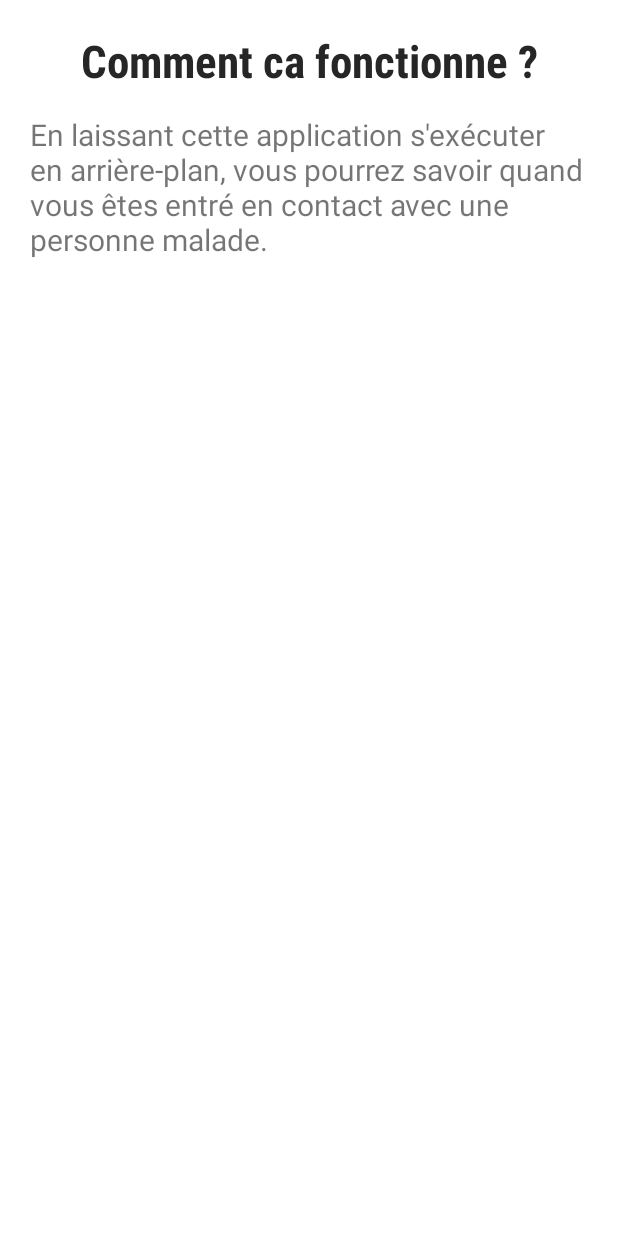
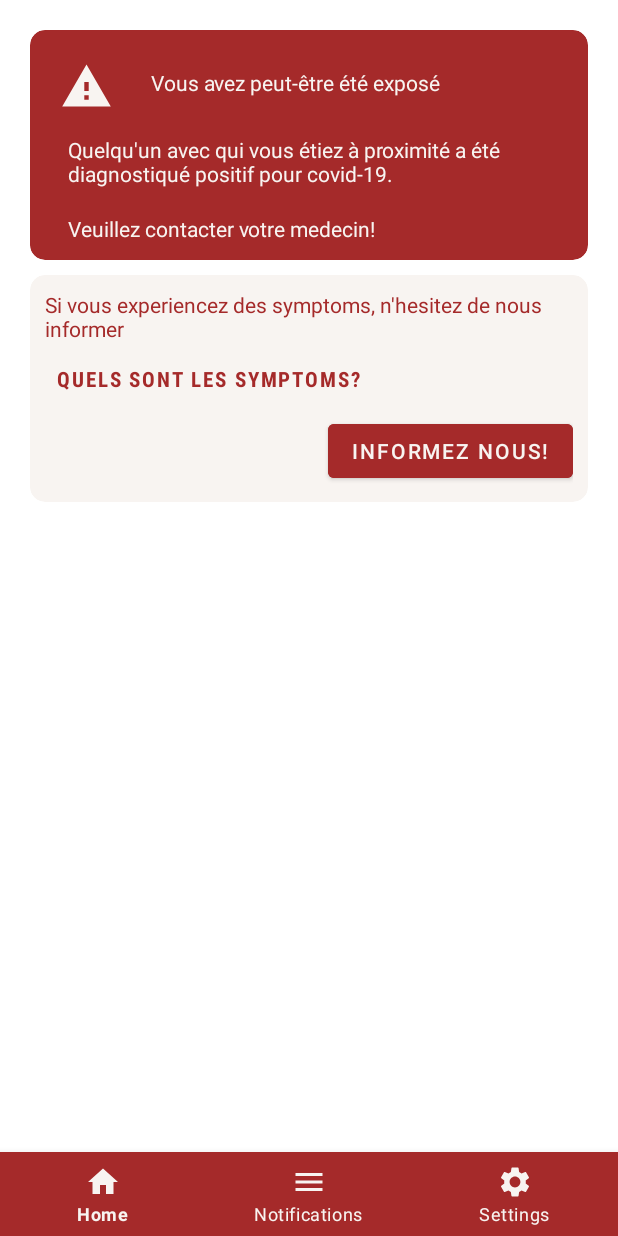
Before and after one commit to outcast292/EST-SFE-CovidTracker-app, an Android app: the LoggedInActivity screen opened directly, with no data from a screen before it, on a phone screen of 412 x 824 dp. Run offline under Robolectric (Android 15) with nearby library versions, the phone set to English and light mode, and no system bars.

Commit message:
main activity / bottom menu and cardviews

```diff
--- a/app/build.gradle
+++ b/app/build.gradle
@@ -25,6 +25,7 @@ dependencies {
     implementation 'androidx.appcompat:appcompat:1.0.2'
     implementation 'androidx.constraintlayout:constraintlayout:1.1.3'
     implementation 'com.google.android.material:material:1.2.0-alpha05'
+    implementation 'androidx.legacy:legacy-support-v4:1.0.0'
     testImplementation 'junit:junit:4.12'
     androidTestImplementation 'androidx.test.ext:junit:1.1.0'
     androidTestImplementation 'androidx.test.espresso:espresso-core:3.1.1'
@@ -35,5 +36,6 @@ dependencies {
     implementation 'com.google.android.gms:play-services-nearby:17.0.0'
     implementation 'com.google.android.gms:play-services-maps:17.0.0'
     implementation 'com.google.android.gms:play-services-location:17.0.0'
+    implementation 'com.android.support:cardview-v7:28.0.0'
 
 }
--- a/app/src/main/java/com/example/covidtracker/LoggedInActivity.java
+++ /dev/null
@@ -1,43 +0,0 @@
-package com.example.covidtracker;
-
-import androidx.appcompat.app.AppCompatActivity;
-
-import android.content.Context;
-import android.content.Intent;
-import android.content.SharedPreferences;
-import android.os.Bundle;
-import android.util.Log;
-import android.view.View;
-import android.widget.TextView;
-
-import com.example.covidtracker.dbhelpers.FirebaseDatabaseHelper;
-
-public class LoggedInActivity extends AppCompatActivity {
-
-    TextView uid;
-    private String myUserUID;
-
-
-    @Override
-    protected void onCreate(Bundle savedInstanceState) {
-        super.onCreate(savedInstanceState);
-        setContentView(R.layout.activity_logged_in);
-
-        Intent serviceIntent = new Intent(getApplicationContext(), NearbyTrackingService.class);
-        startService(serviceIntent);
-
-
-
-
-    }
-
-    public void meetbtn(View v){
-
-        SharedPreferences prefs = this.getSharedPreferences(getString(R.string.preference_file_key), Context.MODE_PRIVATE);
-        myUserUID = prefs.getString(getString(R.string.UID), "None");
-
-        Log.e("TAG", "" + myUserUID );
-
-
-    }
-}
--- a/app/src/main/java/com/example/covidtracker/HelperActivity.java
+++ b/app/src/main/java/com/example/covidtracker/activities/HelperActivity.java
@@ -1,4 +1,4 @@
-package com.example.covidtracker;
+package com.example.covidtracker.activities;
 
 import androidx.appcompat.app.AppCompatActivity;
 
@@ -6,6 +6,8 @@ import android.content.Context;
 import android.content.Intent;
 import android.content.SharedPreferences;
 import android.os.Bundle;
+
+import com.example.covidtracker.R;
 
 public class HelperActivity extends AppCompatActivity {
 
--- /dev/null
+++ b/app/src/main/java/com/example/covidtracker/activities/LoggedInActivity.java
@@ -0,0 +1,72 @@
+package com.example.covidtracker.activities;
+
+import androidx.annotation.NonNull;
+import androidx.appcompat.app.AppCompatActivity;
+import androidx.fragment.app.Fragment;
+
+import android.content.Context;
+import android.content.Intent;
+import android.content.SharedPreferences;
+import android.os.Bundle;
+import android.util.Log;
+import android.view.MenuItem;
+import android.view.View;
+import android.widget.TextView;
+import android.widget.Toast;
+
+import com.example.covidtracker.NearbyTrackingService;
+import com.example.covidtracker.R;
+import com.example.covidtracker.dbhelpers.FirebaseDatabaseHelper;
+import com.example.covidtracker.homeFragment;
+import com.google.android.material.bottomnavigation.BottomNavigationMenu;
+import com.google.android.material.bottomnavigation.BottomNavigationView;
+
+public class LoggedInActivity extends AppCompatActivity {
+
+    TextView uid;
+    private String myUserUID;
+
+
+    @Override
+    protected void onCreate(Bundle savedInstanceState) {
+        super.onCreate(savedInstanceState);
+        setContentView(R.layout.activity_logged_in);
+
+        Intent serviceIntent = new Intent(getApplicationContext(), NearbyTrackingService.class);
+        startService(serviceIntent);
+
+
+        BottomNavigationView botnav = findViewById(R.id.bottom_navigation);
+        botnav.setOnNavigationItemSelectedListener(navListener);
+
+    }
+
+    public void showSymptoms(View v){
+
+        Toast.makeText(this, "page des symptoms", Toast.LENGTH_LONG).show();
+    }
+
+    public void sendRapport(View v){
+        Toast.makeText(this, "Nous avons recu votre message!", Toast.LENGTH_LONG).show();
+    }
+
+
+    private BottomNavigationView.OnNavigationItemSelectedListener navListener =
+            new BottomNavigationView.OnNavigationItemSelectedListener() {
+                @Override
+                public boolean onNavigationItemSelected(@NonNull MenuItem item) {
+                    Fragment selectedFrag = null;
+
+                    switch (item.getItemId()){
+                        case R.id.nav_home:
+                            selectedFrag = new homeFragment();
+
+                    }
+
+                    getSupportFragmentManager().beginTransaction().replace(R.id.fragment,selectedFrag).commit();
+
+                    return true;
+                }
+            };
+
+}
--- a/app/src/main/java/com/example/covidtracker/registerActivity.java
+++ b/app/src/main/java/com/example/covidtracker/activities/registerActivity.java
@@ -1,4 +1,4 @@
-package com.example.covidtracker;
+package com.example.covidtracker.activities;
 
 import androidx.annotation.NonNull;
 import androidx.appcompat.app.AppCompatActivity;
--- /dev/null
+++ b/app/src/main/java/com/example/covidtracker/homeFragment.java
@@ -0,0 +1,44 @@
+package com.example.covidtracker;
+
+import android.content.BroadcastReceiver;
+import android.content.Context;
+import android.content.Intent;
+import android.os.Bundle;
+
+import androidx.annotation.NonNull;
+import androidx.annotation.Nullable;
+import androidx.cardview.widget.CardView;
+import androidx.fragment.app.Fragment;
+
+import android.util.Log;
+import android.view.LayoutInflater;
+import android.view.View;
+import android.view.ViewGroup;
+import android.widget.Toast;
+
+
+public class homeFragment extends Fragment {
+    private boolean serviceStatus = false;
+    CardView serviceState ;
+    private static final String TAG = "homeFragment" ;
+
+
+    @Nullable
+    @Override
+    public View onCreateView(@NonNull LayoutInflater inflater, @Nullable ViewGroup container, @Nullable Bundle savedInstanceState) {
+
+        return inflater.inflate(R.layout.fragment_home, container, false);
+    }
+
+    private BroadcastReceiver receiver = new BroadcastReceiver() {
+
+        @Override
+        public void onReceive(Context context, Intent intent) {
+
+            Log.d(TAG, "onReceive: " + intent.toString());
+        }
+    };
+
+
+
+}
--- /dev/null
+++ b/app/src/main/res/drawable/ic_menu_24px.xml
@@ -0,0 +1,9 @@
+<vector xmlns:android="http://schemas.android.com/apk/res/android"
+    android:width="24dp"
+    android:height="24dp"
+    android:viewportWidth="24"
+    android:viewportHeight="24">
+  <path
+      android:fillColor="#FF000000"
+      android:pathData="M3,18h18v-2L3,16v2zM3,13h18v-2L3,11v2zM3,6v2h18L21,6L3,6z"/>
+</vector>
--- /dev/null
+++ b/app/src/main/res/drawable/ic_report_problem_24px.xml
@@ -0,0 +1,9 @@
+<vector xmlns:android="http://schemas.android.com/apk/res/android"
+    android:width="24dp"
+    android:height="24dp"
+    android:viewportWidth="24"
+    android:viewportHeight="24">
+  <path
+      android:fillColor="#FF000000"
+      android:pathData="M1,21h22L12,2 1,21zM13,18h-2v-2h2v2zM13,14h-2v-4h2v4z"/>
+</vector>
--- a/app/src/main/res/layout/activity_logged_in.xml
+++ b/app/src/main/res/layout/activity_logged_in.xml
@@ -1,50 +1,28 @@
-<FrameLayout
+<RelativeLayout
     xmlns:android="http://schemas.android.com/apk/res/android"
     xmlns:app="http://schemas.android.com/apk/res-auto"
     android:layout_width="match_parent"
     android:layout_height="match_parent">
 
     <!-- Main content -->
-    <RelativeLayout
+    <fragment
+        android:id="@+id/fragment"
+        android:name="com.example.covidtracker.homeFragment"
         android:layout_width="match_parent"
-        android:layout_height="wrap_content" android:padding="20dp">
-
-     <TextView
-         android:id="@+id/how"
-         android:layout_width="match_parent"
-         android:layout_height="wrap_content"
-         android:text="Comment ca fonctionne ?"
-         android:textSize="30dp"
-         android:fontFamily="sans-serif-condensed"
-         android:gravity="center"
-         android:textColor="@color/darkGrey"
-         android:textStyle="bold"
-         />
-
-     <TextView
-         android:layout_width="match_parent"
-         android:layout_height="wrap_content"
-         android:text="@string/app_description"
-         android:layout_below="@id/how"
-         android:textSize="20dp"
-         android:layout_marginTop="15dp"
-         android:gravity="center_vertical"/>
+        android:layout_height="match_parent"
+        android:layout_above="@id/bottom_navigation"/>
 
 
 
-    </RelativeLayout>
 
-
-    <!--
         <com.google.android.material.bottomnavigation.BottomNavigationView
             android:id="@+id/bottom_navigation"
             android:layout_width="match_parent"
             android:layout_height="wrap_content"
-            android:layout_gravity="bottom"
+            android:layout_alignParentBottom="true"
             android:background="@color/darkpartyLipstick"
             app:itemIconTint="@color/creamyWhite"
             app:itemTextColor="@color/creamyWhite"
             app:menu="@menu/bottom_navigation_menu" />
-      -->
 
-</FrameLayout>
+</RelativeLayout>
--- /dev/null
+++ b/app/src/main/res/layout/fragment_home.xml
@@ -0,0 +1,154 @@
+<?xml version="1.0" encoding="utf-8"?>
+<RelativeLayout xmlns:android="http://schemas.android.com/apk/res/android"
+    xmlns:tools="http://schemas.android.com/tools"
+    android:layout_width="match_parent"
+    android:layout_height="match_parent"
+    xmlns:app="http://schemas.android.com/apk/res-auto"
+    tools:context=".homeFragment">
+
+
+    <ScrollView
+        android:layout_width="match_parent"
+        android:layout_height="match_parent">
+        <LinearLayout
+            android:layout_width="match_parent"
+            android:layout_height="wrap_content"
+            android:orientation="vertical" android:layout_margin="20sp" >
+            <!--
+
+                <TextView
+                    android:id="@+id/how"
+                    android:layout_width="match_parent"
+                    android:layout_height="wrap_content"
+                    android:text="Comment ca fonctionne ?"
+                    android:textSize="30dp"
+                    android:fontFamily="sans-serif-condensed"
+                    android:gravity="center"
+                    android:textColor="@color/darkGrey"
+                    android:textStyle="bold"
+                    />
+
+                <TextView
+                    android:layout_width="match_parent"
+                    android:layout_height="wrap_content"
+                    android:text="@string/app_description"
+                    android:layout_below="@id/how"
+                    android:textSize="20dp"
+                    android:layout_marginTop="15dp"
+                    android:gravity="center_vertical"/>
+            -->
+            <androidx.cardview.widget.CardView
+                android:layout_width="match_parent"
+                android:layout_height="153dp"
+                app:cardCornerRadius="10dp"
+                app:cardBackgroundColor="@color/darkpartyLipstick"
+                android:elevation="@dimen/cardview_compat_inset_shadow"
+                android:layout_marginBottom="10dp"
+                >
+                <RelativeLayout
+                    android:layout_width="match_parent"
+                    android:layout_height="142dp">
+
+                    <LinearLayout
+                        android:id="@+id/title"
+                        android:layout_width="wrap_content"
+                        android:layout_height="wrap_content"
+                        android:orientation="horizontal">
+                        <ImageView
+                            android:layout_width="35dp"
+                            android:layout_height="35dp"
+                            android:src="@drawable/ic_report_problem_24px"
+                            android:layout_marginTop="20sp"
+                            android:layout_marginLeft="20sp"
+                            android:tint="@color/creamyWhite"
+                            />
+                        <TextView
+                            android:layout_width="match_parent"
+                            android:layout_height="wrap_content"
+                            android:layout_alignParentTop="true"
+                            android:layout_margin="25sp"
+                            android:text="@string/exposed"
+                            android:textColor="@color/creamyWhite" />
+                    </LinearLayout>
+
+                    <TextView
+                        android:layout_width="match_parent"
+                        android:layout_height="wrap_content"
+                        android:text="@string/meeting_explanation"
+                        android:textColor="@color/creamyWhite"
+                        android:layout_below="@id/title"
+                        android:layout_marginLeft="25sp"
+                        android:layout_marginRight="25sp"/>
+
+                    <TextView
+                        android:layout_width="match_parent"
+                        android:layout_height="wrap_content"
+                        android:text="@string/contact_medic"
+                        android:textColor="@color/creamyWhite"
+                        android:layout_alignParentBottom="true"
+                        android:layout_marginLeft="25sp"/>
+
+
+                </RelativeLayout>
+
+
+            </androidx.cardview.widget.CardView>
+
+
+            <androidx.cardview.widget.CardView
+                android:layout_width="match_parent"
+                android:layout_height="wrap_content"
+                app:cardBackgroundColor="@color/creamyWhite"
+                app:cardCornerRadius="10dp">
+
+                <LinearLayout
+                    android:layout_width="match_parent"
+                    android:layout_height="match_parent"
+                    android:orientation="vertical"
+                    android:padding="10dp">
+
+                    <TextView
+                        android:layout_width="match_parent"
+                        android:layout_height="wrap_content"
+                        android:text="@string/sickcard"
+                        android:textColor="@color/darkpartyLipstick"
+                        />
+
+                    <Button
+                        android:id="@+id/showsymptoms"
+                        android:layout_width="wrap_content"
+                        android:layout_height="wrap_content"
+                        android:text="Quels sont les symptoms?"
+                        android:textColor="@color/darkpartyLipstick"
+                        style="@style/Widget.MaterialComponents.Button.TextButton"
+                        android:textStyle="bold"
+                        android:textAllCaps="true"
+                        android:fontFamily="sans-serif-condensed"
+                        android:onClick="showSymptoms"
+                        />
+
+                    <Button
+                        android:id="@+id/sendrapport"
+                        android:layout_width="wrap_content"
+                        android:layout_height="wrap_content"
+                        android:text="Informez nous!"
+                        android:textColor="@color/creamyWhite"
+                        android:backgroundTint="@color/darkpartyLipstick"
+                        android:onClick="sendRapport"
+                        android:layout_gravity="right"
+                        />
+
+
+
+                </LinearLayout>
+
+
+            </androidx.cardview.widget.CardView>
+
+
+
+
+        </LinearLayout>
+    </ScrollView>
+
+</RelativeLayout>
--- a/app/src/main/res/menu/bottom_navigation_menu.xml
+++ b/app/src/main/res/menu/bottom_navigation_menu.xml
@@ -1,12 +1,12 @@
 <?xml version="1.0" encoding="utf-8"?>
 <menu xmlns:android="http://schemas.android.com/apk/res/android">
     <item android:title="Home"
-        android:id="@+id/bottomNavigationAlarmMenuId"
+        android:id="@+id/nav_home"
         android:icon="@drawable/ic_home_black_18dp"/>
-    <item android:title="Meetings"
-        android:id="@+id/bottomNavigationClockMenuId"
-        android:icon="@drawable/ic_home_black_18dp"/>
+    <item android:title="Notifications"
+        android:id="@+id/nav_notifs"
+        android:icon="@drawable/ic_menu_24px"/>
     <item android:title="Settings"
-        android:id="@+id/bottomNavigationTimerMenuId"
+        android:id="@+id/nav_settings"
         android:icon="@drawable/ic_settings_black_18dp"/>
 </menu>
--- a/app/src/main/res/values/strings.xml
+++ b/app/src/main/res/values/strings.xml
@@ -3,7 +3,8 @@
     <string name="app_description">En laissant cette application s\'exécuter en arrière-plan, vous pourrez savoir quand vous êtes entré en contact avec une personne malade.</string>
     <string name="explanation">Here you can anonomously update your health status. You will be notified if another user
     who has been near you has contracted COVID-19</string>
-    <string name="meeting_explanation">Someone whom you were in close proximity with has updated their health status.</string>
+    <string name="meeting_explanation">Quelqu\'un avec qui vous étiez à proximité a été diagnostiqué positif pour covid-19.</string>
+    <string name="contact_medic">Veuillez contacter votre medecin!</string>
     <string name="meeting_date">Date: \n  %1$s</string>
     <string name="meeting_duration">Duration of contact: \n  %1$s</string>
     <string name="meeting_location">Location</string>
@@ -22,6 +23,7 @@
     <string name="meeting">Meeting</string>
     <string name="preference_file_key">com.example.covidtracker</string>
     <string name="registered">registered</string>
+    <string name="accepted">registered</string>
     <string name="familyName">familyName</string>
     <string name="surname">surname</string>
     <string name="email">email</string>
@@ -35,4 +37,11 @@
     <string name="phone_desc">Saisissez le numéro de téléphone. Vous recevrez un code unique par SMS, que vous devrez saisir dans la case ci-dessous:</string>
     <string name="code_desc">Entrez le code reçu par SMS:</string>
     <string name="push_notification">Covid Tracer: Someone you interacted with changed his status from:  %1$s to %2$s</string>
+    <string name="label_conditions">J\'accepte les termes et conditions</string>
+    <string name="sickcard">Si vous experiencez des symptoms, n\'hesitez de nous informer</string>
+    <string name="exposed">Vous avez peut-être été exposé</string>
+    <string name="conditions">Lorem Ipsum is simply dummy text of the printing and typesetting industry. Lorem Ipsum has been the industry\s standard dummy text ever since the 1500s, when an unknown printer took a galley of type and scrambled it to make a type specimen book. It has survived not only five centuries, but also the leap into electronic typesetting, remaining essentially unchanged. It was popularised in the 1960s with the release of Letraset sheets containing Lorem Ipsum passages, and more recently with desktop publishing software like Aldus PageMaker including versions of Lorem Ipsum.</string>
+
+    <!-- TODO: Remove or change this placeholder text -->
+    <string name="hello_blank_fragment">Hello blank fragment</string>
 </resources>
--- a/app/src/main/res/values/styles.xml
+++ b/app/src/main/res/values/styles.xml
@@ -2,7 +2,7 @@
 
     <!-- Base application theme. -->
     <style name="AppTheme" parent="Theme.MaterialComponents.Light.NoActionBar">
-        <!-- Customize your theme here. -->
+
     </style>
 
 </resources>
```
Also changed, not shown: app/src/main/AndroidManifest.xml (+7 -43 lines), app/src/main/java/com/example/covidtracker/NearbyTrackingService.java (+14 -5 lines), app/src/main/java/com/example/covidtracker/activities/MainActivity.java (added, +60 -0 lines), app/src/main/java/com/example/covidtracker/activities/conditionsActivity.java (renamed from app/src/main/java/com/example/covidtracker/MainActivity.java, +8 -6 lines), app/src/main/java/com/example/covidtracker/dbhelpers/FirebaseDatabaseHelper.java (+9 -0 lines), app/src/main/res/layout/activity_main.xml (+21 -1 lines).
